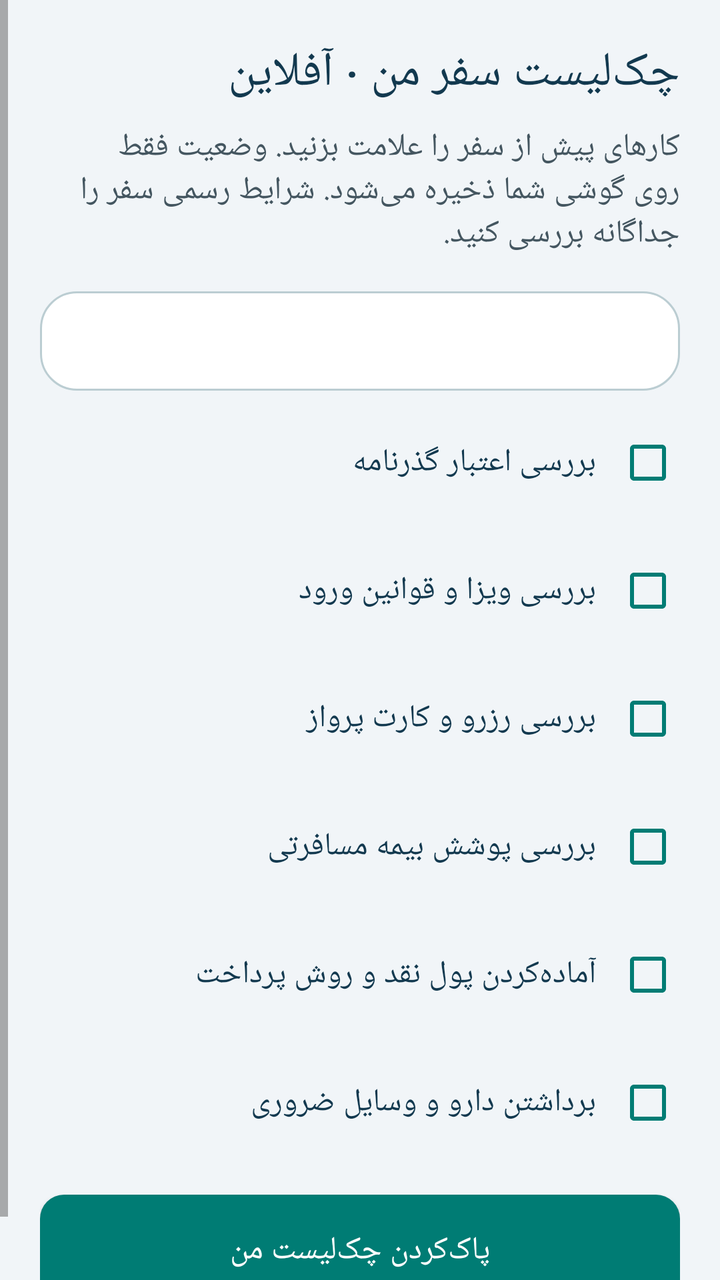
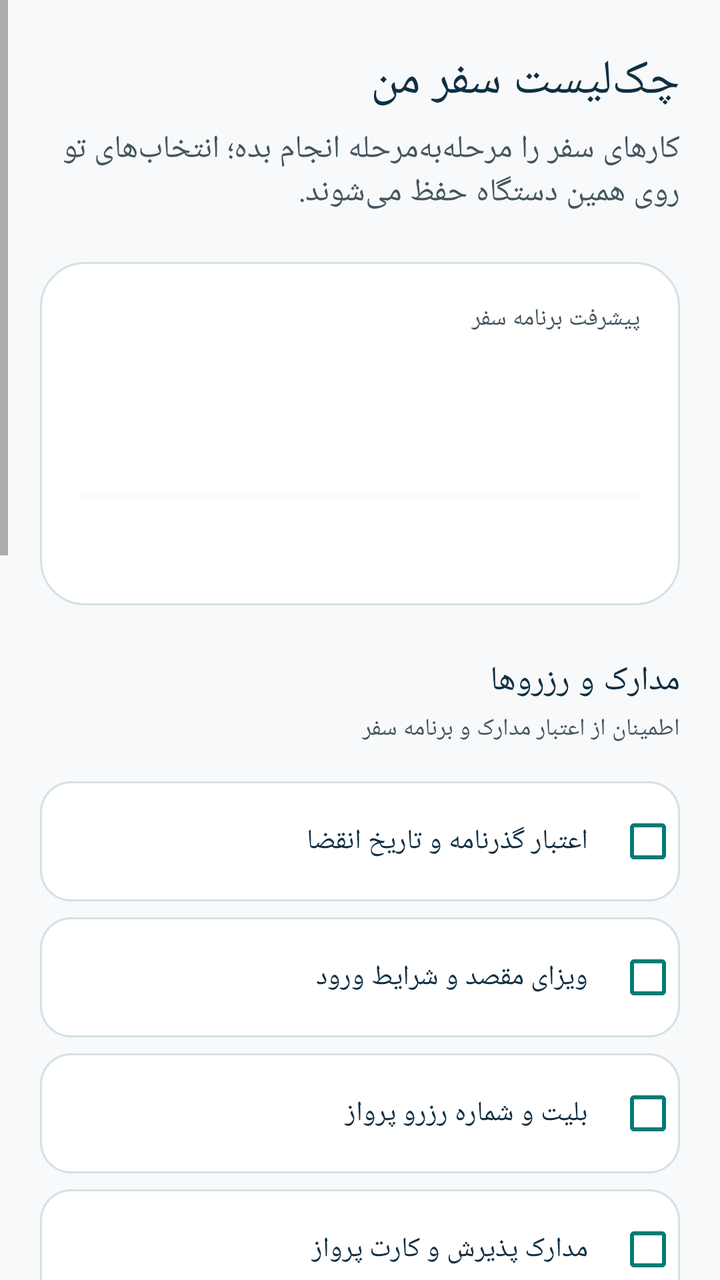

Screens rendered from an Android XML layout before and after an edit, with the pre-edit source and the edit as a unified diff.
<!-- AndroidManifest.xml: application theme Theme.FlightIran -->
<!-- res/layout/activity_checklist.xml -->
<?xml version="1.0" encoding="utf-8"?>
<ScrollView xmlns:android="http://schemas.android.com/apk/res/android"
    android:id="@+id/root"
    android:layout_width="match_parent"
    android:layout_height="match_parent"
    android:fillViewport="true"
    android:layoutDirection="rtl"
    android:background="@color/pale">
    <LinearLayout
        android:layout_width="match_parent"
        android:layout_height="wrap_content"
        android:padding="20dp"
        android:orientation="vertical"
        android:textDirection="rtl">
        <TextView
            style="@style/AdvertioHeadline"
            android:layout_width="match_parent"
            android:layout_height="wrap_content"
            android:text="@string/checklist_title"
            />
        <TextView
            style="@style/AdvertioBody"
            android:layout_width="match_parent"
            android:layout_height="wrap_content"
            android:layout_marginTop="10dp"
            android:text="@string/checklist_note" />
        <TextView
            android:id="@+id/checklistProgress"
            android:layout_width="match_parent"
            android:layout_height="wrap_content"
            android:layout_marginTop="18dp"
            android:padding="14dp"
            android:background="@drawable/airport_card"
            android:textColor="@color/teal"
            android:textSize="16sp"
            android:accessibilityLiveRegion="polite" />
        <CheckBox android:id="@+id/checkPassport"
            style="@style/ChecklistItem" android:text="@string/check_passport" />
        <CheckBox android:id="@+id/checkVisa"
            style="@style/ChecklistItem" android:text="@string/check_visa" />
        <CheckBox android:id="@+id/checkTickets"
            style="@style/ChecklistItem" android:text="@string/check_tickets" />
        <CheckBox android:id="@+id/checkInsurance"
            style="@style/ChecklistItem" android:text="@string/check_insurance" />
        <CheckBox android:id="@+id/checkMoney"
            style="@style/ChecklistItem" android:text="@string/check_money" />
        <CheckBox android:id="@+id/checkEssentials"
            style="@style/ChecklistItem" android:text="@string/check_essentials" />
        <Button
            android:id="@+id/resetChecklist"
            style="@style/ServiceButton"
            android:layout_marginTop="18dp"
            android:text="@string/checklist_reset" />
    </LinearLayout>
</ScrollView>
<!-- resources referenced by this layout -->
<resources>
  <color name="pale">#F1F5F8</color>
  <!-- drawable airport_card (drawable) -->
  <?xml version="1.0" encoding="utf-8"?>
  <shape xmlns:android="http://schemas.android.com/apk/res/android">
      <solid android:color="@color/white" />
      <corners android:radius="18dp" />
      <stroke android:width="1dp" android:color="@color/outline" />
  </shape>
  <string name="check_essentials">برداشتن دارو و وسایل ضروری</string>
  <string name="check_insurance">بررسی پوشش بیمه مسافرتی</string>
  <string name="check_money">آماده‌کردن پول نقد و روش پرداخت</string>
  <string name="check_passport">بررسی اعتبار گذرنامه</string>
  <string name="check_tickets">بررسی رزرو و کارت پرواز</string>
  <string name="check_visa">بررسی ویزا و قوانین ورود</string>
  <string name="checklist_note">کارهای پیش از سفر را علامت بزنید. وضعیت فقط روی گوشی شما ذخیره می‌شود. شرایط رسمی سفر را جداگانه بررسی کنید.</string>
  <string name="checklist_title">چک‌لیست سفر من · آفلاین</string>
  <style name="ChecklistItem" parent="@android:style/Widget.CompoundButton.CheckBox">
          <item name="android:layout_width">match_parent</item>
          <item name="android:layout_height">wrap_content</item>
          <item name="android:minHeight">56dp</item>
          <item name="android:layout_marginTop">8dp</item>
          <item name="android:padding">10dp</item>
          <item name="android:gravity">center_vertical</item>
          <item name="android:buttonTint">@color/teal</item>
          <item name="android:textSize">16sp</item>
          <item name="android:textColor">@color/navy</item>
      </style>
  <style name="ServiceButton" parent="@android:style/Widget.Material.Button">
          <item name="android:layout_width">match_parent</item>
          <item name="android:layout_height">wrap_content</item>
          <item name="android:minHeight">56dp</item>
          <item name="android:layout_marginTop">8dp</item>
          <item name="android:background">@drawable/service_button_background</item>
          <item name="android:textColor">@color/white</item>
          <item name="android:textAllCaps">false</item>
          <item name="android:textSize">16sp</item>
      </style>
  <color name="outline">#BBCDD2</color>
  <color name="navy">#12394F</color>
  <!-- drawable service_button_background (drawable) -->
  <?xml version="1.0" encoding="utf-8"?>
  <selector xmlns:android="http://schemas.android.com/apk/res/android">
      <item android:state_enabled="false">
          <shape android:shape="rectangle">
              <solid android:color="@color/disabled_surface" />
              <corners android:radius="12dp" />
              <stroke android:width="1dp" android:color="@color/outline" />
          </shape>
      </item>
      <item android:state_focused="true">
          <shape android:shape="rectangle">
              <solid android:color="@color/teal" />
              <corners android:radius="12dp" />
              <stroke android:width="2dp" android:color="@color/navy" />
          </shape>
      </item>
      <item>
          <ripple xmlns:android="http://schemas.android.com/apk/res/android" android:color="@color/primary_container">
              <item>
                  <shape android:shape="rectangle">
                      <solid android:color="@color/teal" />
                      <corners android:radius="12dp" />
                  </shape>
              </item>
          </ripple>
      </item>
  </selector>
  <color name="disabled_surface">#E8F0F3</color>
  <color name="primary_container">#E0F4F0</color>
  <!-- unchanged entries left out for length: 7 -->
</resources>

<!-- the commit's change to res/layout/activity_checklist.xml (unified diff, before → after) -->
@@ -3,53 +3,149 @@
     android:id="@+id/root"
     android:layout_width="match_parent"
     android:layout_height="match_parent"
+    android:layoutDirection="rtl"
     android:fillViewport="true"
-    android:layoutDirection="rtl"
     android:background="@color/pale">
+
     <LinearLayout
         android:layout_width="match_parent"
         android:layout_height="wrap_content"
-        android:padding="20dp"
+        android:layoutDirection="rtl"
+        android:textDirection="rtl"
         android:orientation="vertical"
-        android:textDirection="rtl">
+        android:paddingStart="20dp"
+        android:paddingEnd="20dp"
+        android:paddingTop="24dp"
+        android:paddingBottom="36dp">
+
         <TextView
             style="@style/AdvertioHeadline"
             android:layout_width="match_parent"
             android:layout_height="wrap_content"
-            android:text="@string/checklist_title"
-            />
+            android:text="@string/checklist_title" />
+
         <TextView
             style="@style/AdvertioBody"
             android:layout_width="match_parent"
             android:layout_height="wrap_content"
-            android:layout_marginTop="10dp"
+            android:layout_marginTop="7dp"
             android:text="@string/checklist_note" />
-        <TextView
-            android:id="@+id/checklistProgress"
+
+        <LinearLayout
             android:layout_width="match_parent"
             android:layout_height="wrap_content"
-            android:layout_marginTop="18dp"
-            android:padding="14dp"
-            android:background="@drawable/airport_card"
-            android:textColor="@color/teal"
-            android:textSize="16sp"
-            android:accessibilityLiveRegion="polite" />
+            android:layout_marginTop="24dp"
+            android:background="@drawable/checklist_surface"
+            android:orientation="vertical"
+            android:padding="20dp">
+
+            <TextView
+                android:layout_width="match_parent"
+                android:layout_height="wrap_content"
+                android:text="@string/checklist_summary"
+                android:textColor="@color/slate"
+                android:textSize="12sp" />
+
+            <LinearLayout
+                android:layout_width="match_parent"
+                android:layout_height="wrap_content"
+                android:gravity="center_vertical"
+                android:orientation="horizontal"
+                android:layout_marginTop="10dp">
+
+                <TextView
+                    android:id="@+id/checklistPercent"
+                    android:layout_width="wrap_content"
+                    android:layout_height="wrap_content"
+                    android:textColor="@color/teal"
+                    android:textSize="37sp"
+                    android:fontFamily="sans-serif-medium"
+                    android:importantForAccessibility="no" />
+
+                <TextView
+                    android:id="@+id/checklistProgress"
+                    android:layout_width="0dp"
+                    android:layout_height="wrap_content"
+                    android:layout_weight="1"
+                    android:gravity="end"
+                    android:textColor="@color/navy"
+                    android:textSize="13sp"
+                    android:accessibilityLiveRegion="polite" />
+            </LinearLayout>
+
+            <ProgressBar
+                android:id="@+id/checklistProgressBar"
+                style="?android:attr/progressBarStyleHorizontal"
+                android:layout_width="match_parent"
+                android:layout_height="11dp"
+                android:layout_marginTop="16dp"
+                android:max="100"
+                android:progress="0"
+                android:indeterminate="false"
+                android:progressTint="@color/teal"
+                android:progressBackgroundTint="@color/surface_variant" />
+
+            <TextView
+                android:id="@+id/checklistRemaining"
+                android:layout_width="match_parent"
+                android:layout_height="wrap_content"
+                android:layout_marginTop="12dp"
+                android:textColor="@color/slate"
+                android:textSize="12sp"
+                android:accessibilityLiveRegion="polite" />
+        </LinearLayout>
+
+        <TextView
+            style="@style/ChecklistSectionHeading"
+            android:text="@string/checklist_category_documents" />
+        <TextView
+            style="@style/ChecklistSectionHint"
+            android:text="@string/checklist_category_documents_detail" />
+
         <CheckBox android:id="@+id/checkPassport"
             style="@style/ChecklistItem" android:text="@string/check_passport" />
         <CheckBox android:id="@+id/checkVisa"
             style="@style/ChecklistItem" android:text="@string/check_visa" />
         <CheckBox android:id="@+id/checkTickets"
             style="@style/ChecklistItem" android:text="@string/check_tickets" />
+        <CheckBox android:id="@+id/checkBoarding"
+            style="@style/ChecklistItem" android:text="@string/check_boarding" />
+        <CheckBox android:id="@+id/checkStay"
+            style="@style/ChecklistItem" android:text="@string/check_stay" />
+
+        <TextView
+            style="@style/ChecklistSectionHeading"
+            android:text="@string/checklist_category_health" />
+        <TextView
+            style="@style/ChecklistSectionHint"
+            android:text="@string/checklist_category_health_detail" />
+
         <CheckBox android:id="@+id/checkInsurance"
             style="@style/ChecklistItem" android:text="@string/check_insurance" />
+        <CheckBox android:id="@+id/checkEssentials"
+            style="@style/ChecklistItem" android:text="@string/check_essentials" />
+        <CheckBox android:id="@+id/checkEmergency"
+            style="@style/ChecklistItem" android:text="@string/check_emergency" />
+
+        <TextView
+            style="@style/ChecklistSectionHeading"
+            android:text="@string/checklist_category_essentials" />
+        <TextView
+            style="@style/ChecklistSectionHint"
+            android:text="@string/checklist_category_essentials_detail" />
+
         <CheckBox android:id="@+id/checkMoney"
             style="@style/ChecklistItem" android:text="@string/check_money" />
-        <CheckBox android:id="@+id/checkEssentials"
-            style="@style/ChecklistItem" android:text="@string/check_essentials" />
+        <CheckBox android:id="@+id/checkConnectivity"
+            style="@style/ChecklistItem" android:text="@string/check_connectivity" />
+        <CheckBox android:id="@+id/checkLuggage"
+            style="@style/ChecklistItem" android:text="@string/check_luggage" />
+        <CheckBox android:id="@+id/checkTransfers"
+            style="@style/ChecklistItem" android:text="@string/check_transfers" />
+
         <Button
             android:id="@+id/resetChecklist"
-            style="@style/ServiceButton"
-            android:layout_marginTop="18dp"
+            style="@style/ChecklistResetButton"
             android:text="@string/checklist_reset" />
     </LinearLayout>
 </ScrollView>
<!-- resource entries referenced after the edit -->
@@ -1,74 +1,96 @@
 <!-- resources referenced by this layout -->
 <resources>
-  <color name="pale">#F1F5F8</color>
-  <!-- drawable airport_card (drawable) -->
+  <color name="pale">#F7F9FA</color>
+  <color name="surface_variant">#ECF3F4</color>
+  <!-- drawable checklist_surface (drawable) -->
   <?xml version="1.0" encoding="utf-8"?>
   <shape xmlns:android="http://schemas.android.com/apk/res/android">
       <solid android:color="@color/white" />
-      <corners android:radius="18dp" />
+      <corners android:radius="22dp" />
       <stroke android:width="1dp" android:color="@color/outline" />
   </shape>
-  <string name="check_essentials">برداشتن دارو و وسایل ضروری</string>
-  <string name="check_insurance">بررسی پوشش بیمه مسافرتی</string>
-  <string name="check_money">آماده‌کردن پول نقد و روش پرداخت</string>
-  <string name="check_passport">بررسی اعتبار گذرنامه</string>
-  <string name="check_tickets">بررسی رزرو و کارت پرواز</string>
-  <string name="check_visa">بررسی ویزا و قوانین ورود</string>
-  <string name="checklist_note">کارهای پیش از سفر را علامت بزنید. وضعیت فقط روی گوشی شما ذخیره می‌شود. شرایط رسمی سفر را جداگانه بررسی کنید.</string>
-  <string name="checklist_title">چک‌لیست سفر من · آفلاین</string>
+  <string name="check_boarding">مدارک پذیرش و کارت پرواز</string>
+  <string name="check_connectivity">اینترنت و ارتباط در مقصد</string>
+  <string name="check_emergency">شماره‌های ضروری و مدارک پشتیبان</string>
+  <string name="check_essentials">داروهای شخصی و نسخه پزشک</string>
+  <string name="check_insurance">بیمه سفر و پوشش درمان</string>
+  <string name="check_luggage">وزن، اندازه و قوانین بار</string>
+  <string name="check_money">ارز، کارت و هزینه‌های ضروری</string>
+  <string name="check_passport">اعتبار گذرنامه و تاریخ انقضا</string>
+  <string name="check_stay">نشانی و تأییدیه اقامتگاه</string>
+  <string name="check_tickets">بلیت و شماره رزرو پرواز</string>
+  <string name="check_transfers">مسیر فرودگاه تا محل اقامت</string>
+  <string name="check_visa">ویزای مقصد و شرایط ورود</string>
+  <string name="checklist_category_documents">مدارک و رزروها</string>
+  <string name="checklist_category_documents_detail">اطمینان از اعتبار مدارک و برنامه سفر</string>
+  <string name="checklist_category_essentials">وسایل و هماهنگی‌ها</string>
+  <string name="checklist_category_essentials_detail">جزئیات کوچک، سفر آسوده‌تر</string>
+  <string name="checklist_category_health">سلامت و امنیت</string>
+  <string name="checklist_category_health_detail">برای شرایط غیرمنتظره آماده باش</string>
+  <string name="checklist_note">کارهای سفر را مرحله‌به‌مرحله انجام بده؛ انتخاب‌های تو روی همین دستگاه حفظ می‌شوند.</string>
+  <string name="checklist_summary">پیشرفت برنامه سفر</string>
+  <string name="checklist_title">چک‌لیست سفر من</string>
   <style name="ChecklistItem" parent="@android:style/Widget.CompoundButton.CheckBox">
           <item name="android:layout_width">match_parent</item>
           <item name="android:layout_height">wrap_content</item>
-          <item name="android:minHeight">56dp</item>
+          <item name="android:minHeight">60dp</item>
           <item name="android:layout_marginTop">8dp</item>
-          <item name="android:padding">10dp</item>
+          <item name="android:paddingStart">14dp</item>
+          <item name="android:paddingEnd">14dp</item>
+          <item name="android:paddingTop">12dp</item>
+          <item name="android:paddingBottom">12dp</item>
           <item name="android:gravity">center_vertical</item>
+          <item name="android:background">@drawable/checklist_task_background</item>
           <item name="android:buttonTint">@color/teal</item>
-          <item name="android:textSize">16sp</item>
+          <item name="android:textSize">14sp</item>
           <item name="android:textColor">@color/navy</item>
       </style>
-  <style name="ServiceButton" parent="@android:style/Widget.Material.Button">
+  <style name="ChecklistResetButton" parent="@android:style/Widget.Material.Button.Borderless">
           <item name="android:layout_width">match_parent</item>
           <item name="android:layout_height">wrap_content</item>
           <item name="android:minHeight">56dp</item>
-          <item name="android:layout_marginTop">8dp</item>
-          <item name="android:background">@drawable/service_button_background</item>
-          <item name="android:textColor">@color/white</item>
+          <item name="android:layout_marginTop">24dp</item>
+          <item name="android:textColor">@color/slate</item>
           <item name="android:textAllCaps">false</item>
-          <item name="android:textSize">16sp</item>
+          <item name="android:textSize">13sp</item>
       </style>
-  <color name="outline">#BBCDD2</color>
-  <color name="navy">#12394F</color>
-  <!-- drawable service_button_background (drawable) -->
+  <style name="ChecklistSectionHeading">
+          <item name="android:layout_width">match_parent</item>
+          <item name="android:layout_height">wrap_content</item>
+          <item name="android:layout_marginTop">26dp</item>
+          <item name="android:textColor">@color/navy</item>
+          <item name="android:fontFamily">sans-serif-medium</item>
+          <item name="android:textSize">17sp</item>
+      </style>
+  <style name="ChecklistSectionHint">
+          <item name="android:layout_width">match_parent</item>
+          <item name="android:layout_height">wrap_content</item>
+          <item name="android:layout_marginTop">4dp</item>
+          <item name="android:layout_marginBottom">10dp</item>
+          <item name="android:textColor">@color/slate</item>
+          <item name="android:textSize">12sp</item>
+      </style>
+  <color name="outline">#D5E1E5</color>
+  <!-- drawable checklist_task_background (drawable) -->
   <?xml version="1.0" encoding="utf-8"?>
   <selector xmlns:android="http://schemas.android.com/apk/res/android">
-      <item android:state_enabled="false">
-          <shape android:shape="rectangle">
-              <solid android:color="@color/disabled_surface" />
-              <corners android:radius="12dp" />
+      <item android:state_checked="true">
+          <shape>
+              <solid android:color="@color/primary_container" />
+              <corners android:radius="15dp" />
+              <stroke android:width="1dp" android:color="@color/teal" />
+          </shape>
+      </item>
+      <item>
+          <shape>
+              <solid android:color="@color/white" />
+              <corners android:radius="15dp" />
               <stroke android:width="1dp" android:color="@color/outline" />
           </shape>
       </item>
-      <item android:state_focused="true">
-          <shape android:shape="rectangle">
-              <solid android:color="@color/teal" />
-              <corners android:radius="12dp" />
-              <stroke android:width="2dp" android:color="@color/navy" />
-          </shape>
-      </item>
-      <item>
-          <ripple xmlns:android="http://schemas.android.com/apk/res/android" android:color="@color/primary_container">
-              <item>
-                  <shape android:shape="rectangle">
-                      <solid android:color="@color/teal" />
-                      <corners android:radius="12dp" />
-                  </shape>
-              </item>
-          </ripple>
-      </item>
   </selector>
-  <color name="disabled_surface">#E8F0F3</color>
-  <color name="primary_container">#E0F4F0</color>
+  <color name="navy">#102F43</color>
+  <color name="primary_container">#E4F6F0</color>
   <!-- unchanged entries left out for length: 7 -->
 </resources>
 
